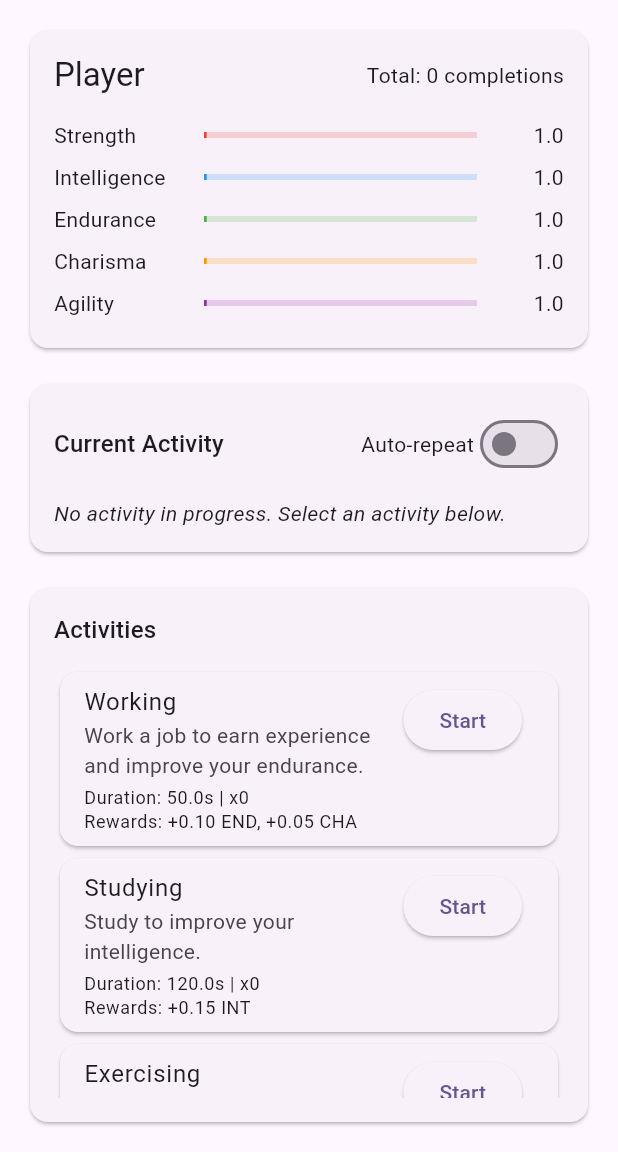
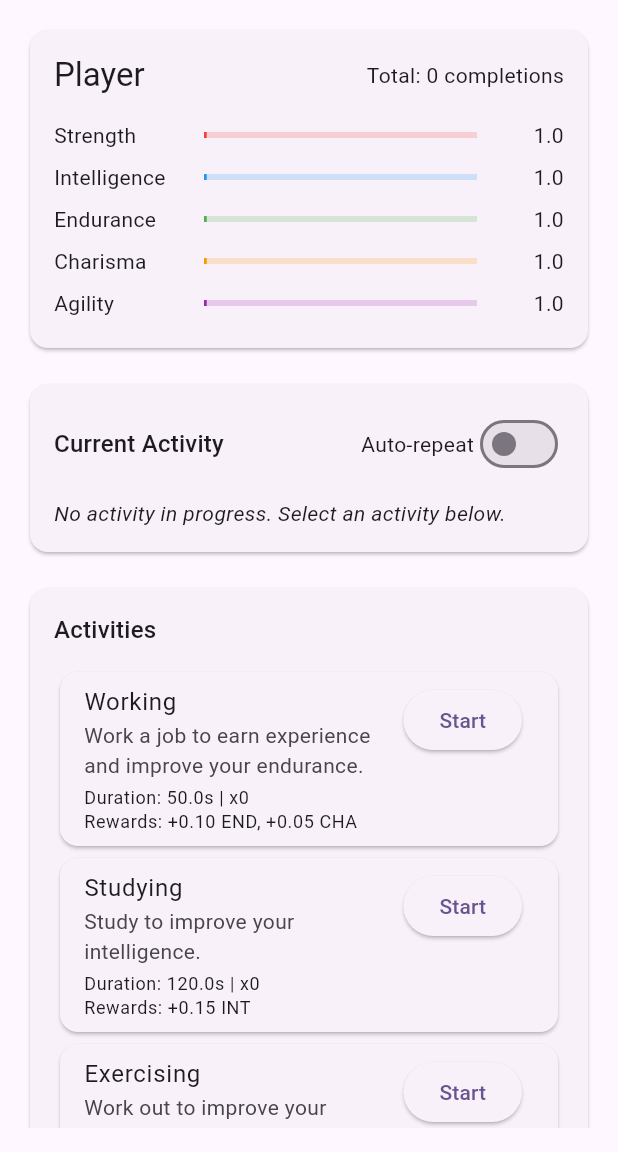
Before and after one commit to Liodene/Just-another-day, a Flutter app: the screen it shows after launch, on a phone screen of 412 x 824 dp, the part 84-1236 px from its top. Run offline on Flutter 3.47's test engine with Material 3 defaults, Android fonts, the phone set to English and light mode, and no system bars.

Commit message:
Fix test failures and add tests to CI workflow (#6)
- Fix layout overflow in activities_card.dart by using shrinkWrap ListView
- Fix main.dart layout by using LayoutBuilder with SingleChildScrollView
- Update widget tests to use ensureVisible and pump instead of pumpAndSettle
- Add flutter test step to code-quality.yml workflow

Co-authored-by: Cursor Agent <cursoragent@cursor.com>
Co-authored-by: corentin.lefevre <corentin.lefevre@staycation.co>

```diff
--- a/lib/main.dart
+++ b/lib/main.dart
@@ -96,6 +96,13 @@ class _GameScreenState extends State<GameScreen>
       ),
       body: Padding(
         padding: const EdgeInsets.all(16.0),
+        child: LayoutBuilder(
+          builder: (context, constraints) {
+            return SingleChildScrollView(
+              child: ConstrainedBox(
+                constraints: BoxConstraints(
+                  minHeight: constraints.maxHeight,
+                ),
                 child: Column(
                   crossAxisAlignment: CrossAxisAlignment.stretch,
                   children: [
@@ -110,16 +117,18 @@ class _GameScreenState extends State<GameScreen>
                       onStopActivity: _activityManager.stopActivity,
                     ),
                     const SizedBox(height: 16),
-            Expanded(
-              child: ActivitiesCard(
+                    ActivitiesCard(
                       activities: _activityManager.getAllActivities(),
                       character: _character,
                       currentActivityId: _activityManager.currentActivity?.id,
                       hasActiveActivity: _activityManager.hasActiveActivity,
                       onStartActivity: _activityManager.startActivity,
                     ),
+                  ],
                 ),
-          ],
+              ),
+            );
+          },
         ),
       ),
     );
--- a/lib/widgets/activities_card.dart
+++ b/lib/widgets/activities_card.dart
@@ -28,14 +28,16 @@ class ActivitiesCard extends StatelessWidget {
         padding: const EdgeInsets.all(16.0),
         child: Column(
           crossAxisAlignment: CrossAxisAlignment.start,
+          mainAxisSize: MainAxisSize.min,
           children: [
             Text(
               'Activities',
               style: Theme.of(context).textTheme.titleMedium,
             ),
             const SizedBox(height: 12),
-            Expanded(
-              child: ListView.builder(
+            ListView.builder(
+              shrinkWrap: true,
+              physics: const NeverScrollableScrollPhysics(),
               itemCount: activities.length,
               itemBuilder: (context, index) {
                 final activity = activities[index];
@@ -48,7 +50,6 @@ class ActivitiesCard extends StatelessWidget {
                 );
               },
             ),
-            ),
           ],
         ),
       ),
```
Also changed, not shown: 2 other files. Lines whose indentation alone changed are shown as unchanged.
